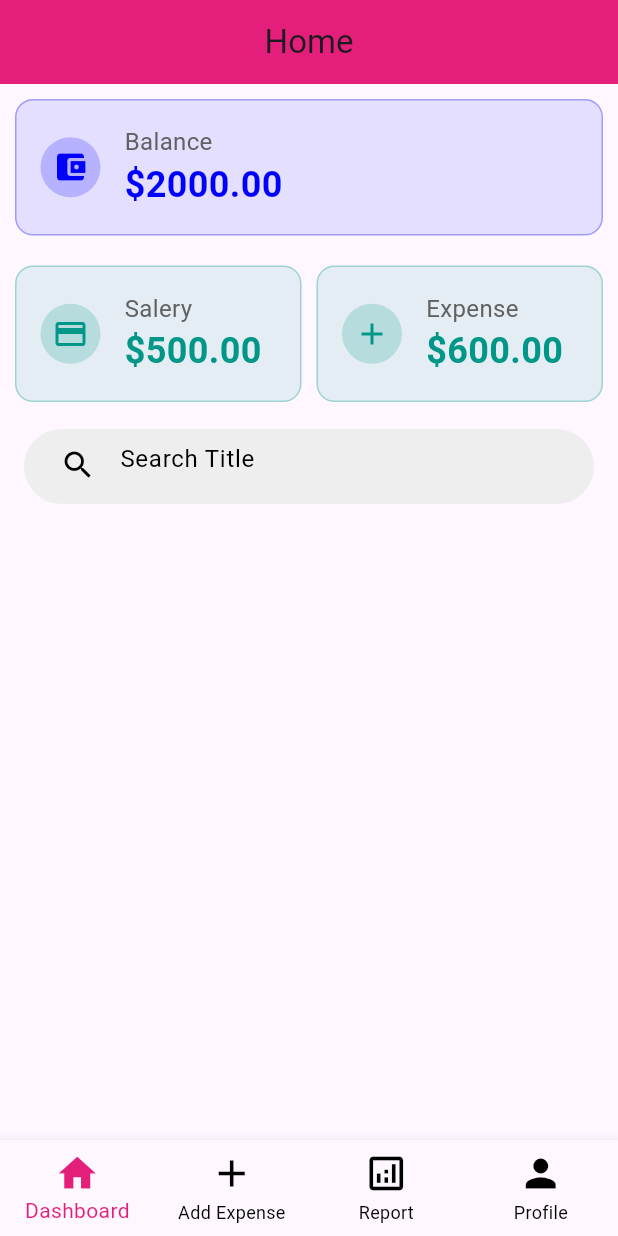
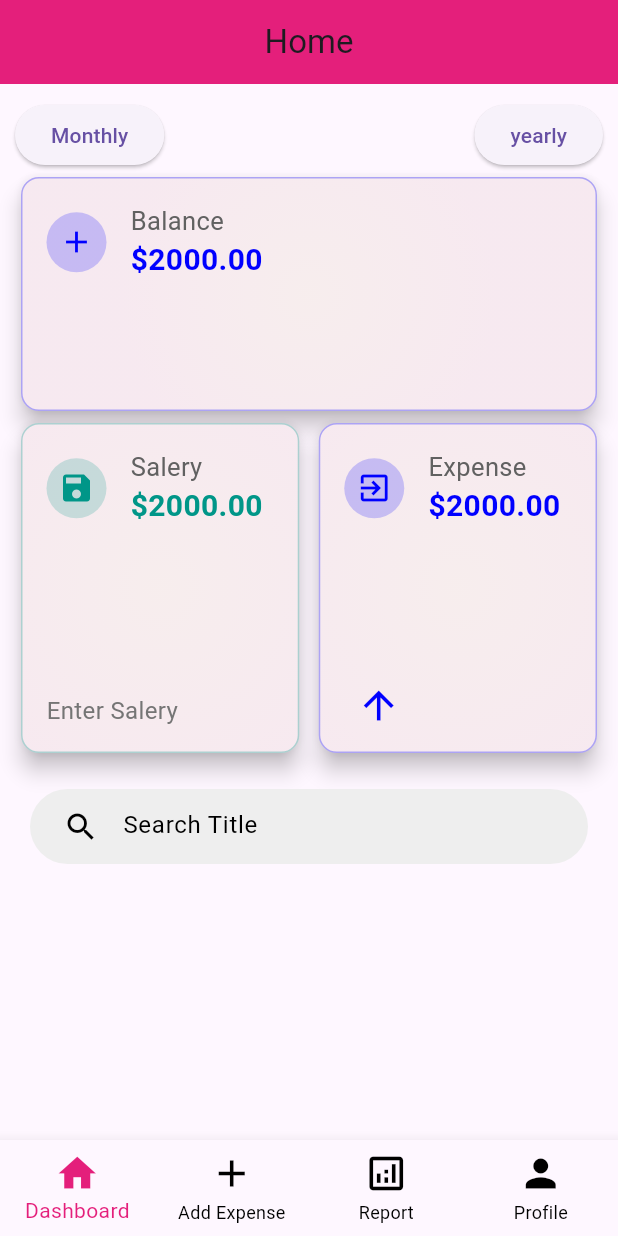
Before and after one commit to Arif-khan085/expanse_tracker, a Flutter app: the HomeScreen screen opened by its route, on a phone screen of 412 x 824 dp. Run offline on Flutter 3.47's test engine with Material 3 defaults, Android fonts, the phone set to English and light mode, and no system bars; our stand-ins replace cloud_firestore, firebase_auth, firebase_core, fl_chart, fluttertoast, get and 1 more; accounts and stored records are empty.

Commit message:
add balance

```diff
--- a/lib/res/components/add_container.dart
+++ b/lib/res/components/add_container.dart
@@ -1,11 +1,14 @@
+import 'package:expense_tracker/res/colors/app_colors.dart';
 import 'package:flutter/material.dart';
+
 class BalanceItem extends StatelessWidget {
   final String title;
   final double amount;
   final Color color;
   final IconData icon;
-  final double height;
-  final double width;
+  final String? footerText; // bottom text
+  final List<IconData>? footerIcons; // bottom icons
+
 
   const BalanceItem({
     super.key,
@@ -13,25 +16,38 @@ class BalanceItem extends StatelessWidget {
     required this.amount,
     required this.color,
     required this.icon,
-    required this.height,
-    required this.width,
+    this.footerText,
+    this.footerIcons,
   });
 
   @override
   Widget build(BuildContext context) {
-    return Container(
-
+    return Card(
+      elevation: 6, // shadow effect
+      shape: RoundedRectangleBorder(
+        borderRadius: BorderRadius.circular(12),
+      ),
+      child: Container(
+        height: 220,
         padding: const EdgeInsets.all(16),
         decoration: BoxDecoration(
-        color: color.withOpacity(0.1),
+          gradient: RadialGradient(
+            colors: [Colors.orange, Colors.red,],
+            center: Alignment.center,
+            radius: 0.8,
+          ),
           borderRadius: BorderRadius.circular(12),
           border: Border.all(color: color.withOpacity(0.3), width: 1),
+          color: color.withOpacity(0.05), // light background
         ),
-      child: Row(
+        child: Column(
+          mainAxisAlignment: MainAxisAlignment.spaceBetween,
+          children: [
+            // ─── Top part ───
+            Row(
               children: [
                 // Icon
                 Container(
-
                   padding: const EdgeInsets.all(8),
                   decoration: BoxDecoration(
                     color: color.withOpacity(0.2),
@@ -49,14 +65,14 @@ class BalanceItem extends StatelessWidget {
                       Text(
                         title,
                         style: TextStyle(
-                    fontSize: 16,
+                          fontSize: 17,
                           color: Colors.grey[700],
                         ),
                       ),
                       Text(
                         '\$${amount.toStringAsFixed(2)}',
                         style: TextStyle(
-                    fontSize: 24,
+                          fontSize: 20,
                           fontWeight: FontWeight.bold,
                           color: color,
                         ),
@@ -66,6 +82,40 @@ class BalanceItem extends StatelessWidget {
                 ),
               ],
             ),
+
+            // ─── Bottom part ───
+            if (footerText != null || (footerIcons != null && footerIcons!.isNotEmpty))
+              Padding(
+                padding: const EdgeInsets.only(top: 12),
+                child: Row(
+                  mainAxisAlignment: MainAxisAlignment.spaceBetween,
+                  children: [
+                    // Bottom text
+                    if (footerText != null)
+                      Text(
+                        footerText!,
+                        style: TextStyle(
+                          fontSize: 16,
+                          color: Colors.grey[600],
+                        ),
+                      ),
+
+                    // Bottom icons
+                    if (footerIcons != null && footerIcons!.isNotEmpty)
+                      Row(
+                        children: footerIcons!
+                            .map((iconData) => Padding(
+                          padding: const EdgeInsets.only(left: 8),
+                          child: Icon(iconData, size: 30, color: color),
+                        ))
+                            .toList(),
+                      ),
+                  ],
+                ),
+              ),
+          ],
+        ),
+      ),
     );
   }
 }
--- a/lib/res/components/search_filter.dart
+++ b/lib/res/components/search_filter.dart
@@ -1,6 +1,6 @@
 import 'package:expense_tracker/res/colors/app_colors.dart';
 import 'package:flutter/material.dart';
-import 'package:get/get.dart';
+
 
 class SearchFilter extends StatelessWidget {
   final TextEditingController controller;
@@ -17,8 +17,8 @@ class SearchFilter extends StatelessWidget {
   Widget build(BuildContext context) {
     return Container(
       height: 50,
-      margin: const EdgeInsets.symmetric(horizontal: 16, vertical: 8),
-      padding: const EdgeInsets.symmetric(horizontal: 12),
+      margin: const EdgeInsets.symmetric(horizontal: 10, vertical: 10),
+      padding: const EdgeInsets.symmetric(horizontal: 10,vertical: 10),
       decoration: BoxDecoration(
         color: AppColors.greyColor2,
         borderRadius: BorderRadius.circular(25),
--- a/lib/res/routes/routes.dart
+++ b/lib/res/routes/routes.dart
@@ -43,5 +43,6 @@ class AppRoutes {
       page: () => Profile(),
       transition: Transition.leftToRight,
     ),
+
   ];
 }
--- a/lib/view/homescreen/homescreen.dart
+++ b/lib/view/homescreen/homescreen.dart
@@ -56,23 +56,31 @@ class _HomeScreenState extends State<HomeScreen> {
         centerTitle: true,
         title: const Text('Home'),
       ),
-      body: Column(
+      body: Padding(
+        padding: const EdgeInsets.symmetric(vertical: 10,horizontal: 10),
+        child: Column(
           children: [
-          Padding(
-            padding:  EdgeInsets.symmetric(horizontal: 10,vertical: 10),
-            child: BalanceItem(
-                title: 'Balance', amount: 2000, color: AppColors.blueColor, icon: Icons.account_balance_wallet, height: 80,width: double.infinity,),
-          ),
-          Padding(
-            padding:  EdgeInsets.symmetric(horizontal: 10,vertical: 10),
-            child: Row(
+            Row(
+              mainAxisAlignment: MainAxisAlignment.spaceBetween,
               children: [
-                Expanded(child: BalanceItem(title: 'Salery', amount: 500, color: AppColors.tealColor, icon: Icons.payment, height: 80, width: double.infinity)),
-                SizedBox(width: 10,),
-                Expanded(child: BalanceItem(title: 'Expense', amount: 600, color: AppColors.tealColor, icon: Icons.add, height: 80, width: double.infinity)),
+                ElevatedButton(onPressed: (){}, child: Text('Monthly')),
+                ElevatedButton(onPressed: (){}, child: Text('yearly')),
               ],
             ),
+            Expanded(child: BalanceItem(
+              title: 'Balance', amount: 2000, color: AppColors.blueColor, icon: Icons.add, )),
+            Row(
+              children: [
+                Expanded(child: BalanceItem(
+                  footerText: 'Enter Salery',
+                  title: 'Salery', amount: 2000, color: AppColors.tealColor, icon: Icons.save, )),
+                SizedBox(width: 5,),
+                Expanded(child: BalanceItem(
+                  footerIcons: [Icons.arrow_upward],
+                  title: 'Expense', amount: 2000, color: AppColors.blueColor, icon: Icons.exit_to_app, )),
+              ],
             ),
+            SizedBox(height: 10,),
             // 🔎 Search bar
             SearchFilter(
               controller: searchController,
@@ -161,6 +169,7 @@ class _HomeScreenState extends State<HomeScreen> {
               ),
             ),
           ],
+        ),
       ),
     );
   }
```
Also changed, not shown: lib/view_models/services/setbalance/set_balance.dart (added, +49 -0 lines). Lines whose indentation alone changed are shown as unchanged.
